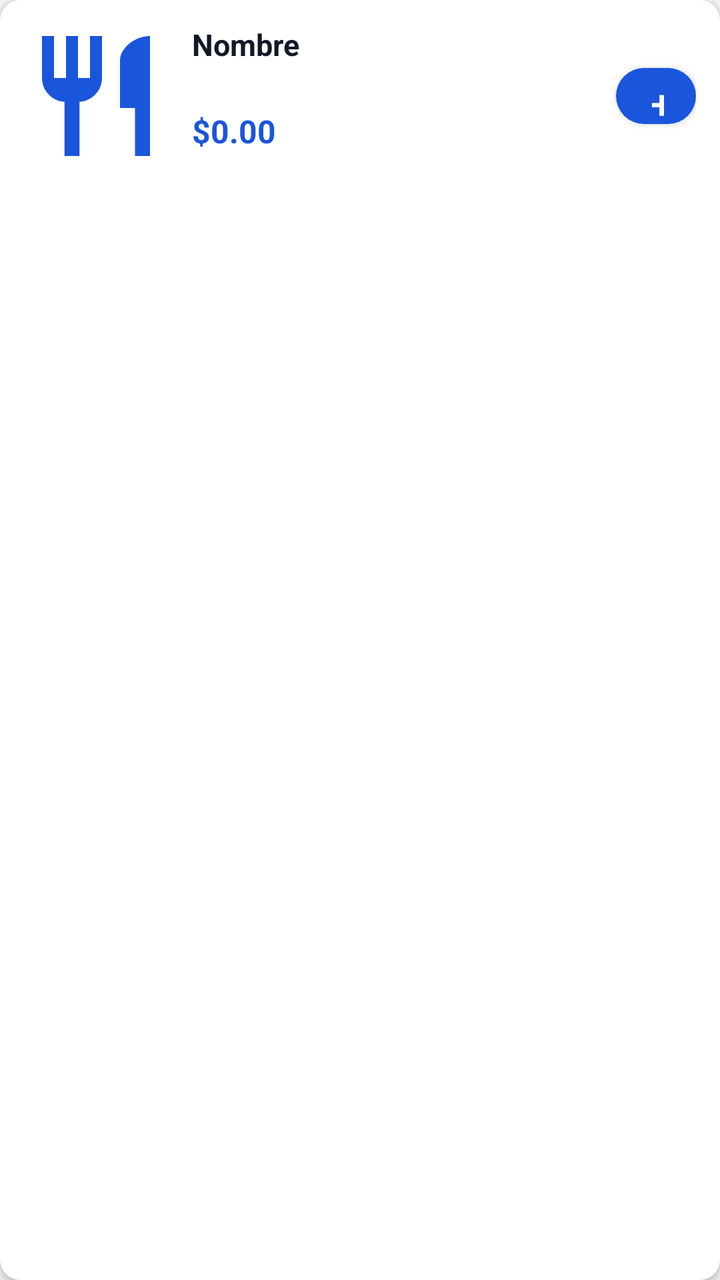
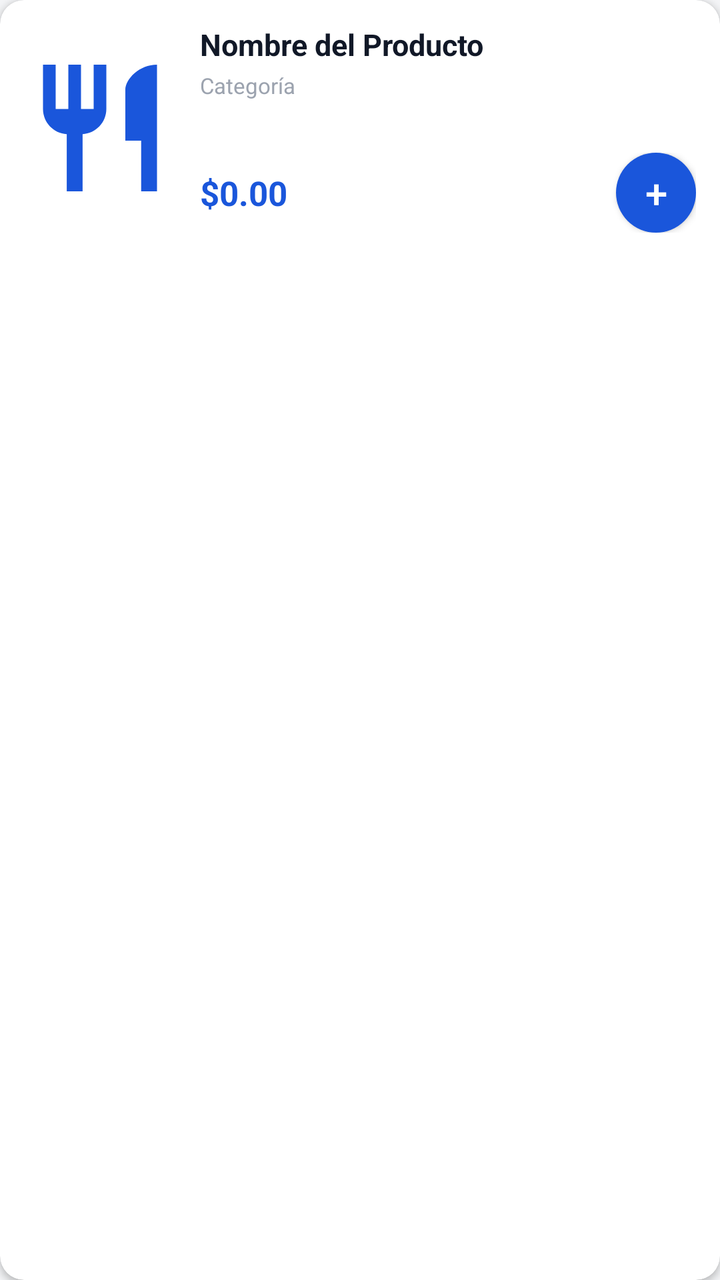

The first picture is an Android layout as it rendered before a commit; the second is the same layout after the commit. The layout source and the unified diff follow.
<!-- AndroidManifest.xml: application theme Theme.CafeteriaPos -->
<!-- res/layout/item_menu_product.xml -->
<?xml version="1.0" encoding="utf-8"?>
<androidx.cardview.widget.CardView
    xmlns:android="http://schemas.android.com/apk/res/android"
    xmlns:app="http://schemas.android.com/apk/res-auto"
    android:layout_width="match_parent"
    android:layout_height="wrap_content"
    android:layout_margin="6dp"
    app:cardCornerRadius="10dp"
    app:cardElevation="2dp"
    app:cardBackgroundColor="@color/surface">

    <LinearLayout
        android:layout_width="match_parent"
        android:layout_height="wrap_content"
        android:orientation="horizontal"
        android:padding="12dp">

        <ImageView
            android:id="@+id/ivProductImage"
            android:layout_width="72dp"
            android:layout_height="72dp"
            android:scaleType="centerCrop"
            android:src="@drawable/ic_restaurant"
            android:contentDescription="Producto"/>

        <LinearLayout
            android:layout_width="0dp"
            android:layout_height="wrap_content"
            android:layout_weight="1"
            android:orientation="vertical"
            android:paddingHorizontal="12dp"
            android:gravity="center_vertical">

            <TextView
                android:id="@+id/tvProductName"
                android:layout_width="wrap_content"
                android:layout_height="wrap_content"
                android:text="Nombre"
                android:textSize="15sp"
                android:textStyle="bold"
                android:textColor="@color/text_primary"
                android:maxLines="2"
                android:ellipsize="end"/>

            <TextView
                android:id="@+id/tvCategory"
                android:layout_width="wrap_content"
                android:layout_height="wrap_content"
                android:text=""
                android:textSize="12sp"
                android:textColor="@color/text_secondary"
                android:layout_marginTop="2dp"/>

            <TextView
                android:id="@+id/tvPrice"
                android:layout_width="wrap_content"
                android:layout_height="wrap_content"
                android:text="$0.00"
                android:textSize="16sp"
                android:textStyle="bold"
                android:textColor="@color/primary"
                android:layout_marginTop="4dp"/>
        </LinearLayout>

        <com.google.android.material.button.MaterialButton
            android:id="@+id/btnAddToCart"
            android:layout_width="40dp"
            android:layout_height="40dp"
            android:layout_gravity="center_vertical"
            android:text="+"
            android:textSize="20sp"
            app:cornerRadius="20dp"
            style="@style/Widget.MaterialComponents.Button"/>

    </LinearLayout>
</androidx.cardview.widget.CardView>
<!-- resources referenced by this layout -->
<resources>
  <color name="primary">#1a56db</color>
  <color name="surface">#ffffff</color>
  <color name="text_primary">#111827</color>
  <color name="text_secondary">#6b7280</color>
  <!-- drawable ic_restaurant (drawable) -->
  <?xml version="1.0" encoding="utf-8"?>
  <vector xmlns:android="http://schemas.android.com/apk/res/android"
      android:width="96dp"
      android:height="96dp"
      android:viewportWidth="24"
      android:viewportHeight="24">
      <path
          android:fillColor="#1a56db"
          android:pathData="M11,9H9V2H7v7H5V2H3v7c0,2.12 1.66,3.84 3.75,3.97V22h2.5v-9.03C11.34,12.84 13,11.12 13,9V2h-2v7zM16,6v8h2.5v8H21V2c-2.76,0 -5,2.24 -5,4z" />
  </vector>
  <style name="Theme.CafeteriaPos" parent="Theme.MaterialComponents.DayNight.DarkActionBar">
          <item name="colorPrimary">@color/primary</item>
          <item name="colorPrimaryDark">@color/primary_dark</item>
          <item name="colorAccent">@color/secondary</item>
          <item name="android:windowBackground">@color/background</item>
          <item name="android:statusBarColor">@color/primary_dark</item>
      </style>
  <color name="primary_dark">#1341b0</color>
  <color name="secondary">#0e9f6e</color>
  <color name="background">#f3f4f6</color>
</resources>

<!-- the commit's change to res/layout/item_menu_product.xml (unified diff, before → after) -->
@@ -4,8 +4,9 @@
     xmlns:app="http://schemas.android.com/apk/res-auto"
     android:layout_width="match_parent"
     android:layout_height="wrap_content"
-    android:layout_margin="6dp"
-    app:cardCornerRadius="10dp"
+    android:layout_marginHorizontal="8dp"
+    android:layout_marginVertical="5dp"
+    app:cardCornerRadius="12dp"
     app:cardElevation="2dp"
     app:cardBackgroundColor="@color/surface">
 
@@ -13,64 +14,87 @@
         android:layout_width="match_parent"
         android:layout_height="wrap_content"
         android:orientation="horizontal"
-        android:padding="12dp">
+        android:padding="12dp"
+        android:gravity="center_vertical">
 
+        
         <ImageView
             android:id="@+id/ivProductImage"
-            android:layout_width="72dp"
-            android:layout_height="72dp"
+            android:layout_width="76dp"
+            android:layout_height="76dp"
             android:scaleType="centerCrop"
             android:src="@drawable/ic_restaurant"
-            android:contentDescription="Producto"/>
+            android:contentDescription="Producto"
+            android:layout_marginEnd="12dp"/>
 
+        
         <LinearLayout
             android:layout_width="0dp"
             android:layout_height="wrap_content"
             android:layout_weight="1"
-            android:orientation="vertical"
-            android:paddingHorizontal="12dp"
-            android:gravity="center_vertical">
+            android:orientation="vertical">
 
             <TextView
                 android:id="@+id/tvProductName"
-                android:layout_width="wrap_content"
+                android:layout_width="match_parent"
                 android:layout_height="wrap_content"
-                android:text="Nombre"
+                android:text="Nombre del Producto"
                 android:textSize="15sp"
                 android:textStyle="bold"
                 android:textColor="@color/text_primary"
                 android:maxLines="2"
-                android:ellipsize="end"/>
+                android:ellipsize="end"
+                android:layout_marginBottom="3dp"/>
 
             <TextView
                 android:id="@+id/tvCategory"
                 android:layout_width="wrap_content"
                 android:layout_height="wrap_content"
+                android:text="Categoría"
+                android:textSize="11sp"
+                android:textColor="@color/text_hint"
+                android:layout_marginBottom="4dp"/>
+
+            <TextView
+                android:id="@+id/tvDescription"
+                android:layout_width="match_parent"
+                android:layout_height="wrap_content"
                 android:text=""
                 android:textSize="12sp"
                 android:textColor="@color/text_secondary"
-                android:layout_marginTop="2dp"/>
+                android:maxLines="2"
+                android:ellipsize="end"
+                android:layout_marginBottom="6dp"/>
 
-            <TextView
-                android:id="@+id/tvPrice"
-                android:layout_width="wrap_content"
+            <LinearLayout
+                android:layout_width="match_parent"
                 android:layout_height="wrap_content"
-                android:text="$0.00"
-                android:textSize="16sp"
-                android:textStyle="bold"
-                android:textColor="@color/primary"
-                android:layout_marginTop="4dp"/>
+                android:orientation="horizontal"
+                android:gravity="center_vertical">
+
+                <TextView
+                    android:id="@+id/tvPrice"
+                    android:layout_width="0dp"
+                    android:layout_height="wrap_content"
+                    android:layout_weight="1"
+                    android:text="$0.00"
+                    android:textSize="17sp"
+                    android:textStyle="bold"
+                    android:textColor="@color/primary"/>
+
+                
+                <com.google.android.material.button.MaterialButton
+                    android:id="@+id/btnAddToCart"
+                    android:layout_width="40dp"
+                    android:layout_height="40dp"
+                    android:text="+"
+                    android:textSize="20sp"
+                    android:padding="0dp"
+                    android:insetTop="0dp"
+                    android:insetBottom="0dp"
+                    app:cornerRadius="20dp"
+                    style="@style/Widget.MaterialComponents.Button"/>
+            </LinearLayout>
         </LinearLayout>
-
-        <com.google.android.material.button.MaterialButton
-            android:id="@+id/btnAddToCart"
-            android:layout_width="40dp"
-            android:layout_height="40dp"
-            android:layout_gravity="center_vertical"
-            android:text="+"
-            android:textSize="20sp"
-            app:cornerRadius="20dp"
-            style="@style/Widget.MaterialComponents.Button"/>
-
     </LinearLayout>
 </androidx.cardview.widget.CardView>
<!-- resource entries referenced after the edit -->
@@ -2,6 +2,7 @@
 <resources>
   <color name="primary">#1a56db</color>
   <color name="surface">#ffffff</color>
+  <color name="text_hint">#9ca3af</color>
   <color name="text_primary">#111827</color>
   <color name="text_secondary">#6b7280</color>
   <!-- drawable ic_restaurant (drawable) -->
